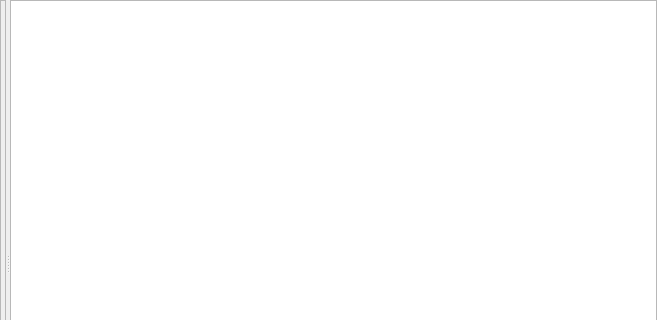
Before: the Qt Designer form src/mainview.ui in fontmatrix/fontmatrix, drawn with Qt 5; both pictures show x 0 to 657 and y 0 to 320 of the 657 by 526 pixel window.
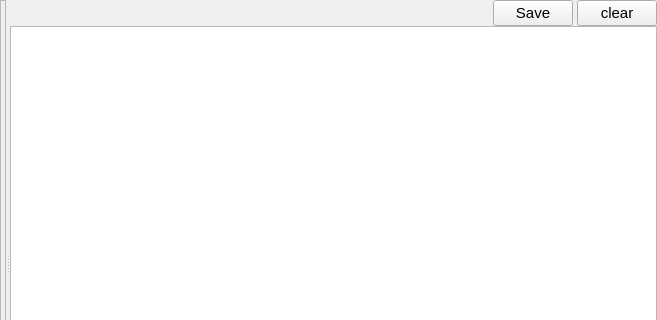
After: the same form once the commit is applied. Custom widgets are drawn as their Qt base class.

Commit message: Moved current filters to the top of the main window; Fixed not updated watched directories; Fixed print dialog not showing up on Mac; etc.

Patch:
```diff
--- a/src/mainview.ui
+++ b/src/mainview.ui
@@ -84,7 +84,7 @@
            <property name="spacing">
             <number>0</number>
            </property>
-           <item row="0" column="0">
+           <item row="1" column="0">
             <widget class="FMPreviewView" name="listView">
              <property name="resizeMode">
               <enum>QListView::Adjust</enum>
@@ -94,7 +94,7 @@
              </property>
             </widget>
            </item>
-           <item row="1" column="0">
+           <item row="2" column="0">
             <widget class="QWidget" name="quickSearchWidget" native="true">
              <layout class="QGridLayout" name="gridLayout_4">
               <item row="0" column="0">
@@ -139,14 +139,80 @@
              </layout>
             </widget>
            </item>
+           <item row="0" column="0">
+            <widget class="QWidget" name="curFilterWidget" native="true">
+             <layout class="QGridLayout" name="gridLayout_6">
+              <property name="margin">
+               <number>0</number>
+              </property>
+              <property name="spacing">
+               <number>0</number>
+              </property>
+              <item row="0" column="0">
+               <layout class="QHBoxLayout" name="filterListLayout_Base">
+                <property name="spacing">
+                 <number>4</number>
+                </property>
+                <item>
+                 <layout class="QHBoxLayout" name="filterListLayout">
+                  <property name="spacing">
+                   <number>3</number>
+                  </property>
+                  <property name="topMargin">
+                   <number>3</number>
+                  </property>
+                  <property name="bottomMargin">
+                   <number>3</number>
+                  </property>
+                 </layout>
+                </item>
+                <item>
+                 <spacer name="horizontalSpacer_3">
+                  <property name="orientation">
+                   <enum>Qt::Horizontal</enum>
+                  </property>
+                  <property name="sizeHint" stdset="0">
+                   <size>
+                    <width>40</width>
+                    <height>20</height>
+                   </size>
+                  </property>
+                 </spacer>
+                </item>
+                <item>
+                 <widget class="QPushButton" name="saveButton">
+                  <property name="font">
+                   <font>
+                    <pointsize>11</pointsize>
+                   </font>
+                  </property>
+                  <property name="text">
+                   <string>Save</string>
+                  </property>
+                 </widget>
+                </item>
+                <item>
+                 <widget class="QPushButton" name="clearButton">
+                  <property name="font">
+                   <font>
+                    <pointsize>11</pointsize>
+                   </font>
+                  </property>
+                  <property name="text">
+                   <string>clear</string>
+                  </property>
+                 </widget>
+                </item>
+               </layout>
+              </item>
+             </layout>
+            </widget>
+           </item>
           </layout>
          </widget>
         </widget>
        </item>
       </layout>
-      <zorder>frame</zorder>
-      <zorder>widget</zorder>
-      <zorder>filterBar</zorder>
      </widget>
      <widget class="QWidget" name="pageFamily">
       <layout class="QGridLayout" name="gridLayout_14">
```
The commit also changes 19 other files.
